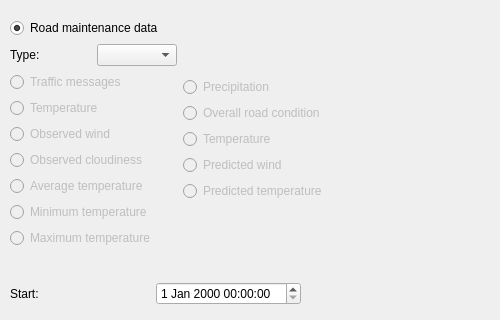
Old version of the form rojekti/mainwindow.ui in the repository victorzhj/roadConditionMonitor; both pictures show x 0 to 500 and y 147 to 467 of the 836 by 996 pixel window.
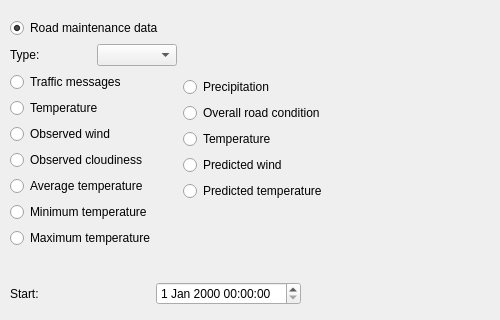
New version of the form.

What changed in the file:
```diff
--- a/rojekti/mainwindow.ui
+++ b/rojekti/mainwindow.ui
@@ -149,7 +149,7 @@
        <item>
         <widget class="QRadioButton" name="trafficmessages">
          <property name="enabled">
-          <bool>false</bool>
+          <bool>true</bool>
          </property>
          <property name="text">
           <string>Traffic messages</string>
@@ -159,7 +159,7 @@
        <item>
         <widget class="QRadioButton" name="temperature_h">
          <property name="enabled">
-          <bool>false</bool>
+          <bool>true</bool>
          </property>
          <property name="text">
           <string>Temperature</string>
@@ -169,7 +169,7 @@
        <item>
         <widget class="QRadioButton" name="observedwind">
          <property name="enabled">
-          <bool>false</bool>
+          <bool>true</bool>
          </property>
          <property name="text">
           <string>Observed wind</string>
@@ -179,7 +179,7 @@
        <item>
         <widget class="QRadioButton" name="observedcloudiness">
          <property name="enabled">
-          <bool>false</bool>
+          <bool>true</bool>
          </property>
          <property name="text">
           <string>Observed cloudiness</string>
@@ -189,7 +189,7 @@
        <item>
         <widget class="QRadioButton" name="predictedtemperature_5">
          <property name="enabled">
-          <bool>false</bool>
+          <bool>true</bool>
          </property>
          <property name="text">
           <string>Average temperature</string>
@@ -199,7 +199,7 @@
        <item>
         <widget class="QRadioButton" name="predictedtemperature_6">
          <property name="enabled">
-          <bool>false</bool>
+          <bool>true</bool>
          </property>
          <property name="text">
           <string>Minimum temperature</string>
@@ -209,7 +209,7 @@
        <item>
         <widget class="QRadioButton" name="predictedtemperature_8">
          <property name="enabled">
-          <bool>false</bool>
+          <bool>true</bool>
          </property>
          <property name="text">
           <string>Maximum temperature</string>
@@ -256,7 +256,7 @@
        <item>
         <widget class="QRadioButton" name="precipitation">
          <property name="enabled">
-          <bool>false</bool>
+          <bool>true</bool>
          </property>
          <property name="text">
           <string>Precipitation</string>
@@ -266,7 +266,7 @@
        <item>
         <widget class="QRadioButton" name="roadcondition">
          <property name="enabled">
-          <bool>false</bool>
+          <bool>true</bool>
          </property>
          <property name="text">
           <string>Overall road condition</string>
@@ -276,7 +276,7 @@
        <item>
         <widget class="QRadioButton" name="temperature_f">
          <property name="enabled">
-          <bool>false</bool>
+          <bool>true</bool>
          </property>
          <property name="text">
           <string>Temperature</string>
@@ -286,7 +286,7 @@
        <item>
         <widget class="QRadioButton" name="predictedwind">
          <property name="enabled">
-          <bool>false</bool>
+          <bool>true</bool>
          </property>
          <property name="text">
           <string>Predicted wind</string>
@@ -296,7 +296,7 @@
        <item>
         <widget class="QRadioButton" name="predictedtemperature">
          <property name="enabled">
-          <bool>false</bool>
+          <bool>true</bool>
          </property>
          <property name="text">
           <string>Predicted temperature</string>
```
Left out of the diff: 8 changed lines with no effect on the pictures.
